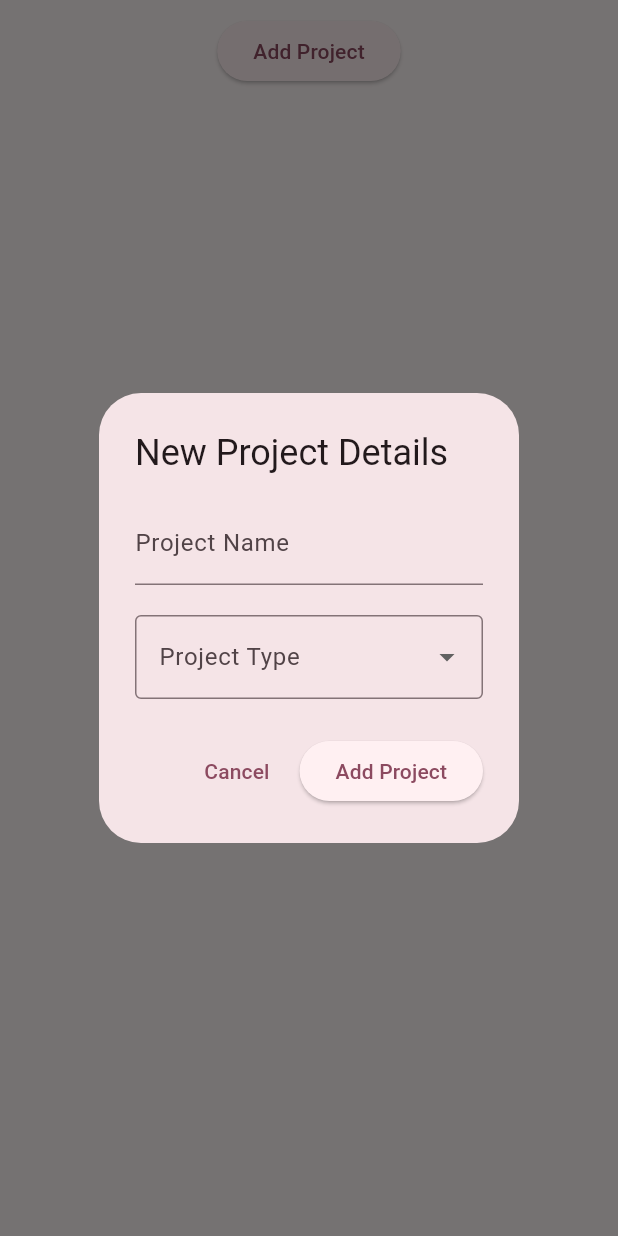
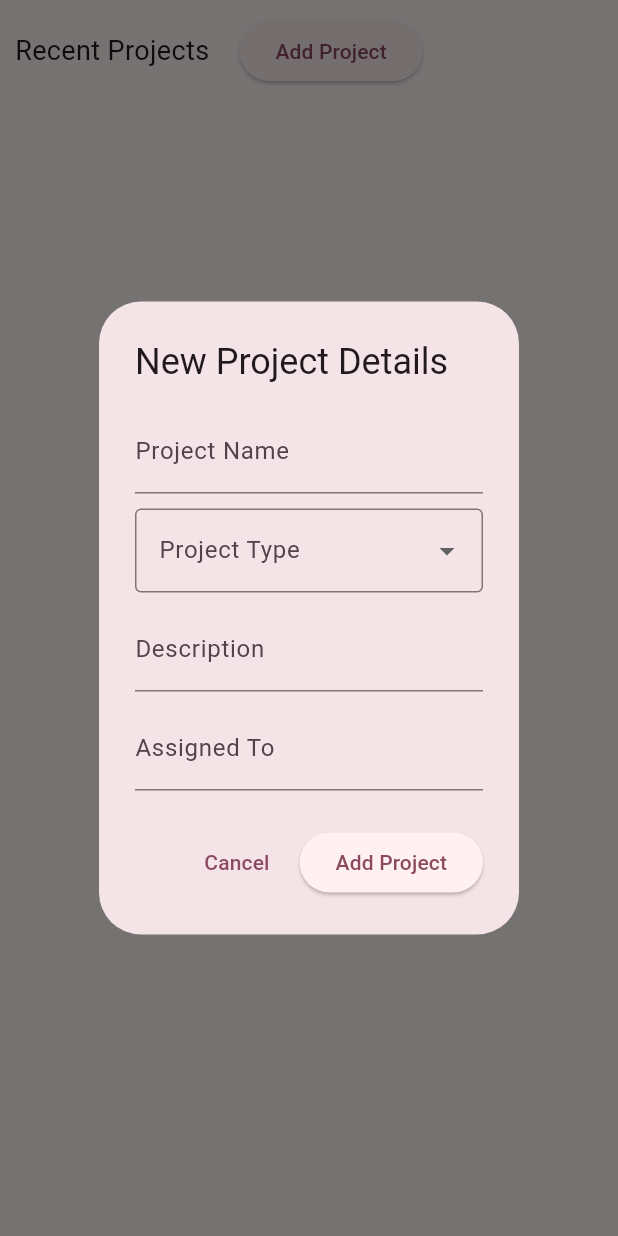
Before and after one commit to AlpBost/CurlyWare, a Flutter app: the ProjectController screen opened directly, after a tap on "Add Project", on a phone screen of 412 x 824 dp. Run offline on Flutter 3.47's test engine with Material 3 defaults, Android fonts, the phone set to English and light mode, and no system bars; our stand-ins replace cloud_firestore, firebase_auth, firebase_core; missing offline and left inert: dart:ffi; accounts and stored records are empty.

Commit message:
Structural Change
now you can assige people to project

```diff
--- a/lib/chat/chat_page.dart
+++ b/lib/pages/chat/chat_page.dart
@@ -1,7 +1,7 @@
 
 import 'package:flutter/material.dart';
 import 'package:jjj/auth/auth_service.dart';
-import 'package:jjj/chat/chat_service.dart';
+import 'package:jjj/pages/chat/chat_service.dart';
 
 class ChatPage extends StatefulWidget {
   final String recieveEmail;
--- a/lib/chat/chat_service.dart
+++ b/lib/pages/chat/chat_service.dart
@@ -1,6 +1,6 @@
 import 'package:cloud_firestore/cloud_firestore.dart';
 import 'package:firebase_auth/firebase_auth.dart';
-import 'package:jjj/chat/message.dart';
+import 'package:jjj/pages/chat/message.dart';
 
 class ChatService {
   final FirebaseFirestore _firestore = FirebaseFirestore.instance;
--- a/lib/chat/messagepage.dart
+++ b/lib/pages/chat/messagepage.dart
@@ -1,7 +1,7 @@
 import 'package:flutter/material.dart';
 import 'package:jjj/auth/auth_service.dart';
-import 'package:jjj/chat/chat_service.dart';
-import 'package:jjj/chat/user_tile.dart';
+import 'package:jjj/pages/chat/chat_service.dart';
+import 'package:jjj/pages/chat/user_tile.dart';
 import 'chat_page.dart';
 
 class MessagePage extends StatefulWidget {
--- a/lib/completedPage.dart
+++ b/lib/pages/mainpage/DetailedPages/bugsPage.dart
@@ -2,22 +2,22 @@ import 'package:flutter/cupertino.dart';
 import 'package:flutter/material.dart';
 import 'package:cloud_firestore/cloud_firestore.dart';
 import 'package:jjj/pages/mainpage/ProjectsController.dart';
-import 'detailedProjectPage.dart';
+import '../../../pages/mainpage/DetailedPages/detailedProjectPage.dart';
 
 
 
-class CompletedPage extends StatefulWidget {
+class BugsPage extends StatefulWidget {
   @override
-  _CompletedPage createState() => _CompletedPage();
+  _BugsPage createState() => _BugsPage();
 }
 
-class _CompletedPage extends State<CompletedPage> {
+class _BugsPage extends State<BugsPage> {
   List<Project> projects = [];
 
   Future<void> _fetchToDoTasksFromFirebase() async {
     final snapshot = await FirebaseFirestore.instance
         .collection('projects')
-        .where('projectType', isEqualTo: 'Completed') // Filter by 'Completed'
+        .where('projectType', isEqualTo: 'Bugs') // Filter by 'Bugs'
         .get();
 
     print('Fetched ${snapshot.docs.length} tasks from Firestore');
@@ -42,7 +42,7 @@ class _CompletedPage extends State<CompletedPage> {
   Widget build(BuildContext context) {
     return Scaffold(
       appBar: AppBar(
-        title: Text("Completed Projects"),
+        title: Text("Bug Projects"),
       ),
       body: Column(
         children: [
--- a/lib/bugsPage.dart
+++ b/lib/pages/mainpage/DetailedPages/completedPage.dart
@@ -2,22 +2,22 @@ import 'package:flutter/cupertino.dart';
 import 'package:flutter/material.dart';
 import 'package:cloud_firestore/cloud_firestore.dart';
 import 'package:jjj/pages/mainpage/ProjectsController.dart';
-import 'detailedProjectPage.dart';
+import '../../../pages/mainpage/DetailedPages/detailedProjectPage.dart';
 
 
 
-class BugsPage extends StatefulWidget {
+class CompletedPage extends StatefulWidget {
   @override
-  _BugsPage createState() => _BugsPage();
+  _CompletedPage createState() => _CompletedPage();
 }
 
-class _BugsPage extends State<BugsPage> {
+class _CompletedPage extends State<CompletedPage> {
   List<Project> projects = [];
 
   Future<void> _fetchToDoTasksFromFirebase() async {
     final snapshot = await FirebaseFirestore.instance
         .collection('projects')
-        .where('projectType', isEqualTo: 'Bugs') // Filter by 'Bugs'
+        .where('projectType', isEqualTo: 'Completed') // Filter by 'Completed'
         .get();
 
     print('Fetched ${snapshot.docs.length} tasks from Firestore');
@@ -42,7 +42,7 @@ class _BugsPage extends State<BugsPage> {
   Widget build(BuildContext context) {
     return Scaffold(
       appBar: AppBar(
-        title: Text("Bug Projects"),
+        title: Text("Completed Projects"),
       ),
       body: Column(
         children: [
--- a/lib/detailedProjectPage.dart
+++ b/lib/pages/mainpage/DetailedPages/detailedProjectPage.dart
@@ -2,7 +2,9 @@ import 'package:cloud_firestore/cloud_firestore.dart';
 import 'package:firebase_auth/firebase_auth.dart'; // Firebase Auth importu
 import 'package:flutter/material.dart';
 
-import 'auth/auth_service.dart';
+import '../../../auth/auth_service.dart';
+
+
 
 class DetailedProjectPage extends StatefulWidget {
   final String title;
--- a/lib/toDoPage.dart
+++ b/lib/pages/mainpage/DetailedPages/toDoPage.dart
@@ -2,7 +2,7 @@ import 'package:flutter/cupertino.dart';
 import 'package:flutter/material.dart';
 import 'package:cloud_firestore/cloud_firestore.dart';
 import 'package:jjj/pages/mainpage/ProjectsController.dart';
-import 'detailedProjectPage.dart';
+import '../../../pages/mainpage/DetailedPages/detailedProjectPage.dart';
 
 
 
--- a/lib/pages/mainpage/ProjectsController.dart
+++ b/lib/pages/mainpage/ProjectsController.dart
@@ -1,14 +1,22 @@
 import 'package:cloud_firestore/cloud_firestore.dart';
 import 'package:flutter/material.dart';
-import 'package:jjj/detailedProjectPage.dart';
+import 'package:jjj/pages/mainpage/DetailedPages/detailedProjectPage.dart';
 
 //Object for saving to db
 class Project {
   String? projectName;
   String? projectType;
+  String? description;
+  String? assigned;
 
-  Project({this.projectName, this.projectType});
+  Project({
+    this.projectName,
+    this.projectType,
+    this.description,
+    this.assigned,
+  });
 }
+
 
 class ProjectController extends StatefulWidget {
   @override
@@ -24,30 +32,32 @@ class _ProjectControllerState extends State<ProjectController> {
     await FirebaseFirestore.instance.collection('projects').add({
       'projectName': project.projectName,
       'projectType': project.projectType,
+      'description': project.description,
+      'assigned': project.assigned,
       'createdAt': FieldValue.serverTimestamp(),
     });
     await _fetchTasksFromFirebase();
   }
 
   Future<void> _fetchTasksFromFirebase() async {
-    final snapshot =
-        await FirebaseFirestore.instance
+    final snapshot = await FirebaseFirestore.instance
         .collection('projects')
         .orderBy('createdAt', descending: true)
         .get();
 
     print('Fetched ${snapshot.docs.length} tasks from Firestore');
-
     setState(() {
-      projects =
-          snapshot.docs.map((doc) {
+      projects = snapshot.docs.map((doc) {
         return Project(
           projectName: doc['projectName'],
           projectType: doc['projectType'],
+          description: doc['description'],
+          assigned: doc['assigned'],
         );
       }).toList();
     });
   }
+
 
   @override
   void initState() {
@@ -62,7 +72,8 @@ class _ProjectControllerState extends State<ProjectController> {
       builder: (BuildContext context) {
         return AlertDialog(
           title: Text('New Project Details'),
-          content: Column(
+          content: SingleChildScrollView(
+            child: Column(
               mainAxisSize: MainAxisSize.min,
               children: [
                 TextField(
@@ -71,26 +82,38 @@ class _ProjectControllerState extends State<ProjectController> {
                     newTask.projectName = value;
                   },
                 ),
-              SizedBox(height: 20),
+                SizedBox(height: 10),
                 DropdownButtonFormField<String>(
                   decoration: InputDecoration(
                     labelText: 'Project Type',
                     border: OutlineInputBorder(),
                   ),
-                items:
-                    ['To Do', 'In Progress', 'Completed', 'Bugs']
-                        .map(
-                          (status) => DropdownMenuItem(
+                  items: ['To Do', 'In Progress', 'Completed', 'Bugs']
+                      .map((status) => DropdownMenuItem(
                     value: status,
                     child: Text(status),
-                          ),
-                        )
+                  ))
                       .toList(),
                   onChanged: (value) {
                     newTask.projectType = value;
                   },
                 ),
+                SizedBox(height: 10),
+                TextField(
+                  decoration: InputDecoration(labelText: 'Description'),
+                  onChanged: (value) {
+                    newTask.description = value;
+                  },
+                ),
+                SizedBox(height: 10),
+                TextField(
+                  decoration: InputDecoration(labelText: 'Assigned To'),
+                  onChanged: (value) {
+                    newTask.assigned = value;
+                  },
+                ),
               ],
+            ),
           ),
           actions: [
             TextButton(
@@ -102,7 +125,9 @@ class _ProjectControllerState extends State<ProjectController> {
             ElevatedButton(
               onPressed: () async {
                 if (newTask.projectName != null &&
-                    newTask.projectType != null) {
+                    newTask.projectType != null &&
+                    newTask.description != null &&
+                    newTask.assigned != null) {
                   await _addTask(newTask);
                   Navigator.pop(context);
                 }
@@ -115,6 +140,7 @@ class _ProjectControllerState extends State<ProjectController> {
     );
   }
 
+
   @override
   Widget build(BuildContext context) {
     return Scaffold(
@@ -122,9 +148,21 @@ class _ProjectControllerState extends State<ProjectController> {
         children: [
           Padding(
             padding: const EdgeInsets.all(10.0),
-            child: ElevatedButton(
+            child: Row(
+              mainAxisAlignment: MainAxisAlignment.start,
+              children: [
+                Text(
+                  "Recent Projects",
+                  style: TextStyle(
+                    fontSize: 18,
+                  ),
+                ),
+                SizedBox(width: 20), // Yazı ile buton arası boşluk
+                ElevatedButton(
                   onPressed: _showAddTaskDialog,
                   child: Text("Add Project"),
+                ),
+              ],
             ),
           ),
 
@@ -138,11 +176,9 @@ class _ProjectControllerState extends State<ProjectController> {
 
                   return GestureDetector(
                     onTap: () async {
-                      final updatedState =await
-                      showDialog<String>(
+                      final updatedState = await showDialog<String>(
                         context: context,
-                        builder:
-                            (context) => DetailedProjectPage(
+                        builder: (context) => DetailedProjectPage(
                           title: task.projectName ?? "",
                           previousState: task.projectType,
                         ),
@@ -219,4 +255,5 @@ class _ProjectControllerState extends State<ProjectController> {
       ),
     );
   }
+
 }
--- a/lib/pages/mainpage/mainpagebuttons.dart
+++ b/lib/pages/mainpage/mainpagebuttons.dart
@@ -1,6 +1,6 @@
 import 'package:flutter/material.dart';
 import 'package:jjj/bottombar.dart';
-import '../../chat/messagepage.dart';
+import '../../pages/chat/messagepage.dart';
 import 'projecttypes.dart';
 import 'ProjectsController.dart';
 import 'package:jjj/pages/reportpage/reportspage.dart';
```
Also changed, not shown: lib/pages/mainpage/projecttypes.dart (+71 -23 lines), lib/pages/chat/message.dart (renamed from lib/chat/message.dart), lib/pages/chat/user_tile.dart (renamed from lib/chat/user_tile.dart), lib/pages/mainpage/DetailedPages/inProgressPage.dart (renamed from lib/inProgressPage.dart). Lines whose indentation alone changed are shown as unchanged.
